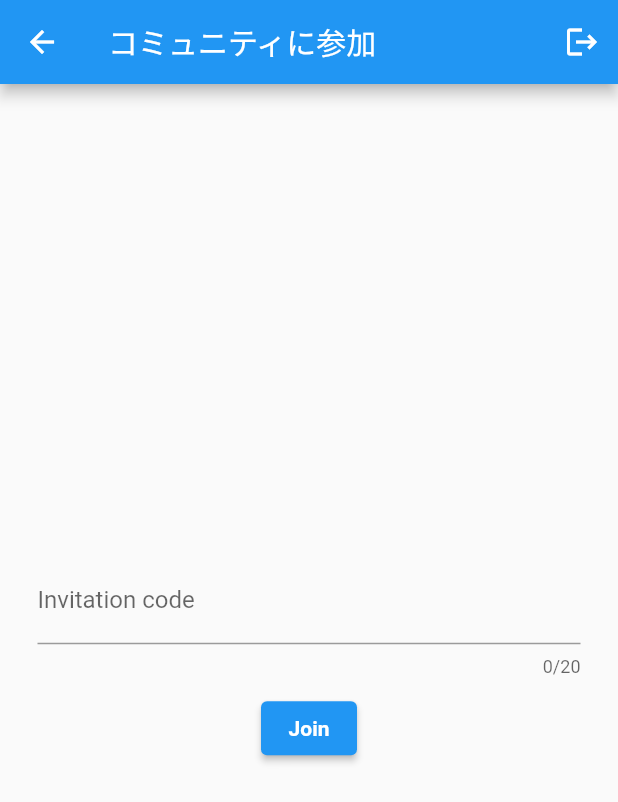
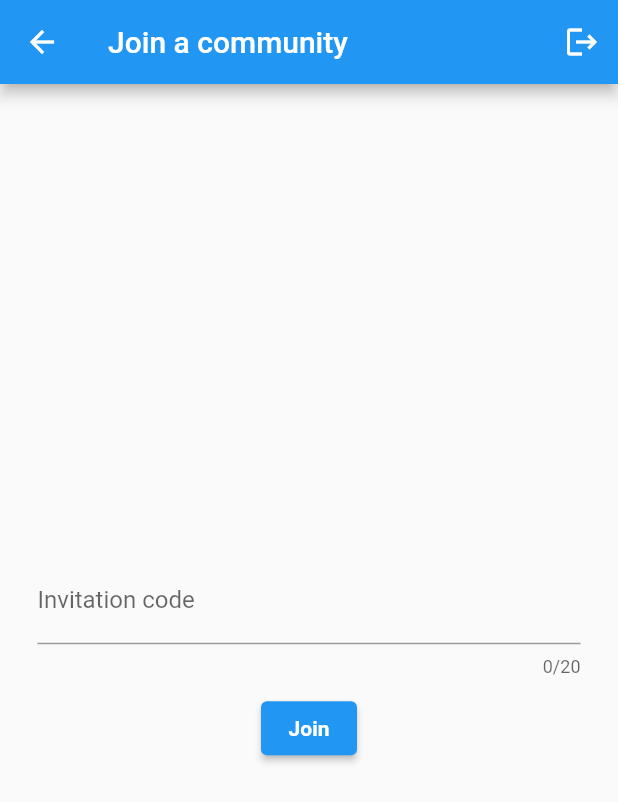
Before and after one commit to Alicelavander/smi, a Flutter app: the JoinCommunity screen opened directly, after a tap on "Join", on a phone screen of 412 x 824 dp. Shown: the top 802 px of the screen. Run offline on Flutter 3.47's test engine with Material 2 defaults, Android fonts, the light colour scheme and no system bars; our stand-ins replace cloud_firestore, firebase_auth, firebase_core, flutter_signin_button, flutter_speed_dial, google_sign_in; accounts and stored records are empty; network calls fail.

Commit message:
implemented user-community link, community list not working

```diff
--- a/lib/community/addidentity.dart
+++ b/lib/community/addidentity.dart
@@ -21,7 +21,6 @@ class _AddIdentityPage extends State<AddIdentity> {
     Query query = collection.where("name", isEqualTo: identityName);
     FirebaseAuth auth = FirebaseAuth.instance;
     User? user = auth.currentUser;
-    bool identityNew;
 
     var result = await query.get();
     if(result.docs.isEmpty){
--- a/lib/newcommunity/addcommunity.dart
+++ b/lib/newcommunity/addcommunity.dart
@@ -62,11 +62,16 @@ class _AddCommunityPage extends State<AddCommunity> {
               // height: 100.0,
               child: ElevatedButton(
                   onPressed: () async {
+                    User? user = FirebaseAuth.instance.currentUser;
                     // サブコレクション内にドキュメント作成
                     await db.collection('communities').add({
                       'name': communityName,
                       'code': getRandomString(7)
                     }).then((DocumentReference newCommunity) => {
+                      db.collection('user-community-link').add({
+                        'user': user?.uid,
+                        'community': newCommunity.id
+                      }),
                       Navigator.push(
                         context,
                         MaterialPageRoute(
--- a/lib/newcommunity/joincommunity.dart
+++ b/lib/newcommunity/joincommunity.dart
@@ -1,7 +1,9 @@
+import 'package:cloud_firestore/cloud_firestore.dart';
 import 'package:firebase_auth/firebase_auth.dart';
 import 'package:flutter/material.dart';
 import 'package:flutter/services.dart';
 
+import '../community/communityhome.dart';
 import '../login.dart';
 
 class JoinCommunity extends StatefulWidget {
@@ -11,14 +13,14 @@ class JoinCommunity extends StatefulWidget {
 }
 
 class _JoinCommunityPage extends State<JoinCommunity> {
-
+  FirebaseFirestore db = FirebaseFirestore.instance;
   String communityCode = "";
 
   @override
   Widget build(BuildContext context) {
     return Scaffold(
       appBar: AppBar(
-        title: const Text("コミュニティに参加"),
+        title: const Text("Join a community"),
         actions: [
           IconButton(
             icon: const Icon(Icons.logout),
@@ -54,8 +56,27 @@ class _JoinCommunityPage extends State<JoinCommunity> {
               minWidth: 350.0,
               // height: 100.0,
               child: ElevatedButton(
-                onPressed: () {
-                  ///communitiesのinvitation codeのむにゃむにゃ
+                onPressed: () async {
+                  User? user = FirebaseAuth.instance.currentUser;
+                  Query query = db.collection('communities').where("code", isEqualTo: communityCode);
+                  var result = await query.get();
+
+                  if(result.docs.isEmpty){
+                    ///Community doesn't exist!
+                  } else {
+                    ///先に確認てきなん入れたい
+                    db.collection('user-community-link').add({
+                      'user': user?.uid,
+                      'community': result.docs.single.id
+                    }).then((value) => {
+                      Navigator.push(
+                          context,
+                          MaterialPageRoute(
+                            builder: (context) => CommunityHome(communityId: result.docs.single.id),
+                          )
+                      )
+                    });
+                  }
                 },
                 child: const Text('Join',
                   style: TextStyle(
```
Also changed, not shown: lib/home/communitylist.dart (+15 -8 lines).
